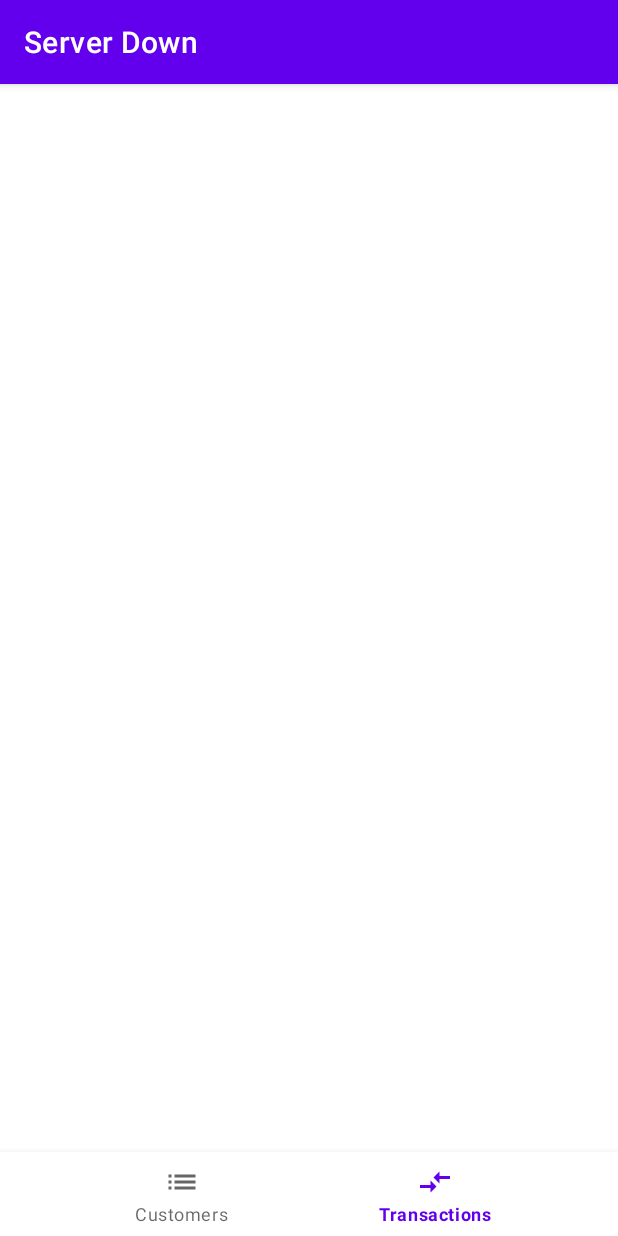
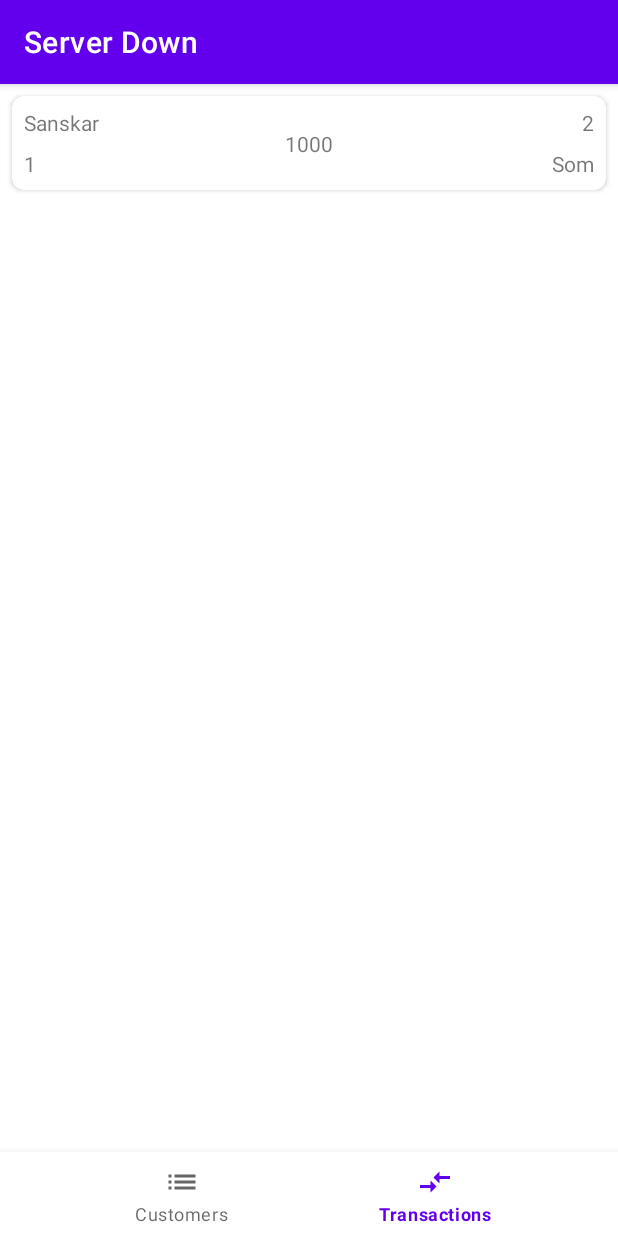
Before and after one commit to sanskar10100/ServerDown, an Android app: the screen it shows after launch (MainActivity), item 2 of the bottom bar chosen, on a phone screen of 412 x 824 dp. Run offline under Robolectric (Android 15) with nearby library versions, the phone set to English and light mode, and no system bars.

Commit message:
Fixed bug in transaction fragment and adapter

```diff
--- a/app/src/main/java/io/sanskar/serverdown/TransactionListFragment.java
+++ b/app/src/main/java/io/sanskar/serverdown/TransactionListFragment.java
@@ -20,6 +20,10 @@ import io.sanskar.serverdown.data.Transaction;
 
 public class TransactionListFragment extends Fragment {
 
+    public TransactionListFragment() {
+
+    }
+
     public static TransactionListFragment newInstance() {
         return new TransactionListFragment();
     }
@@ -28,7 +32,7 @@ public class TransactionListFragment extends Fragment {
     @org.jetbrains.annotations.Nullable
     @Override
     public View onCreateView(@NonNull @NotNull LayoutInflater inflater, @Nullable @org.jetbrains.annotations.Nullable ViewGroup container, @Nullable @org.jetbrains.annotations.Nullable Bundle savedInstanceState) {
-        return super.onCreateView(inflater, container, savedInstanceState);
+        return inflater.inflate(R.layout.fragment_transaction_list, container, false);
     }
 
     @Override
--- a/app/src/main/java/io/sanskar/serverdown/adapters/TransactionListAdapter.java
+++ b/app/src/main/java/io/sanskar/serverdown/adapters/TransactionListAdapter.java
@@ -36,7 +36,7 @@ public class TransactionListAdapter extends RecyclerView.Adapter<TransactionList
         holder.creditAccountNumber.setText(String.valueOf(transaction.creditAccountNumber));
         holder.debitAccountNumber.setText(String.valueOf(transaction.debitAccountNumber));
         holder.debitAccountName.setText(transaction.debitAccountName);
-        holder.amount.setText(transaction.amount);
+        holder.amount.setText(String.valueOf(transaction.amount));
     }
 
     @Override
```
